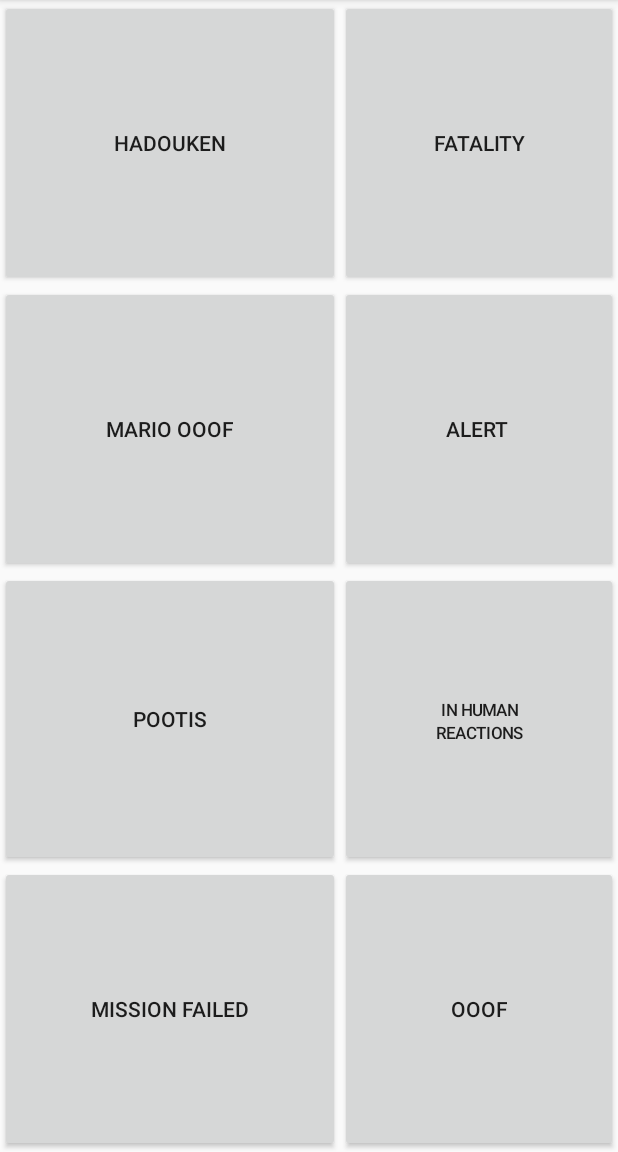
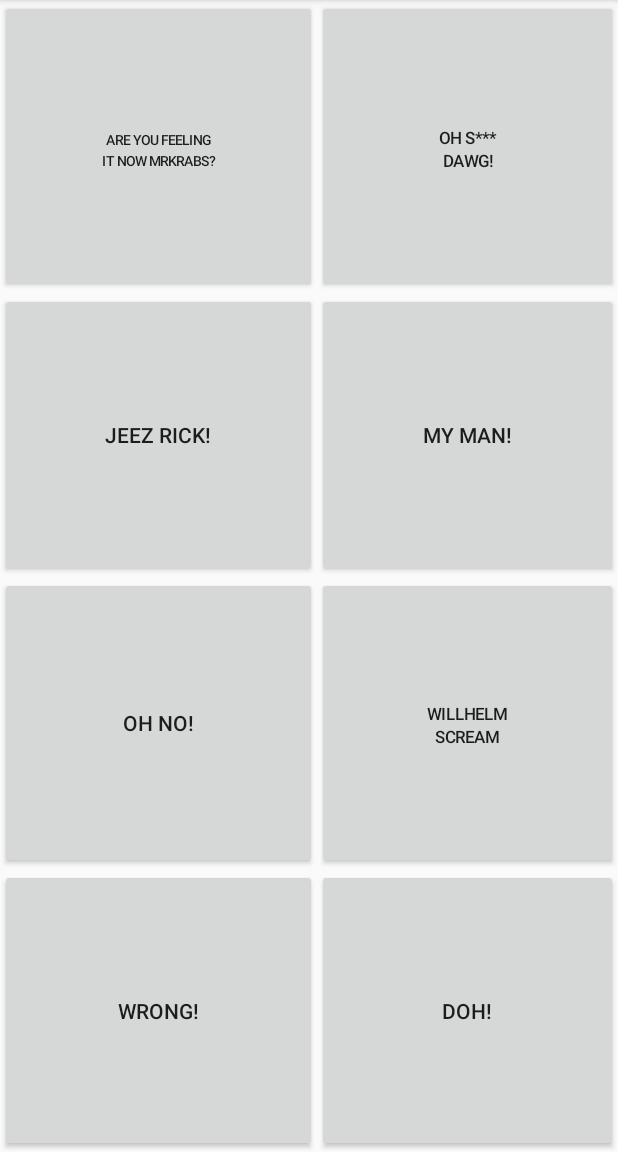
Before and after one commit to EthanPui/Soundboard, an Android app: the TelevisionActivity screen opened directly, with no data from a screen before it, on a phone screen of 412 x 824 dp, the part 84-1236 px from its top. Run offline under Robolectric (Android 15) with nearby library versions, the phone set to English and light mode, and no system bars.

Commit message:
15th Update
TelevisionActivity successfully works

```diff
--- a/app/src/main/java/com/example/soundboard/TelevisionActivity.java
+++ b/app/src/main/java/com/example/soundboard/TelevisionActivity.java
@@ -1,17 +1,93 @@
 package com.example.soundboard;
 
+import android.media.MediaPlayer;
 import android.support.v7.app.AppCompatActivity;
 import android.os.Bundle;
+import android.view.View;
 import android.widget.Button;
 
 public class TelevisionActivity extends AppCompatActivity {
 
-
+    Button wrongBtn, dohBtn, ohshitdawgBtn, mrkrabsBtn, jeezrickBtn, mymanBtn, ohnoBtn, willhelmscreamBtn;
 
     @Override
     protected void onCreate(Bundle savedInstanceState) {
         super.onCreate(savedInstanceState);
         setContentView(R.layout.activity_television);
 
+        wrongBtn = (Button)findViewById(R.id.wrongBtn);
+        dohBtn = (Button)findViewById(R.id.dohBtn);
+        ohshitdawgBtn = (Button)findViewById(R.id.ohshitdawgBtn);
+        mrkrabsBtn = (Button)findViewById(R.id.mrkrabsBtn);
+        jeezrickBtn = (Button)findViewById(R.id.jeezrickBtn);
+        mymanBtn = (Button)findViewById(R.id.mymanBtn);
+        ohnoBtn = (Button)findViewById(R.id.ohnoBtn);
+        willhelmscreamBtn = (Button)findViewById(R.id.willhelmscreamBtn);
+
+        wrongBtn.setOnClickListener(new View.OnClickListener() {
+            @Override
+            public void onClick(View v) {
+                MediaPlayer mp = MediaPlayer.create(TelevisionActivity.this, R.raw.wrong);
+                mp.start();
+
+            }
+        });
+
+        dohBtn.setOnClickListener(new View.OnClickListener() {
+            @Override
+            public void onClick(View v) {
+                MediaPlayer mp = MediaPlayer.create(TelevisionActivity.this, R.raw.doh);
+                mp.start();
+            }
+        });
+
+        ohshitdawgBtn.setOnClickListener(new View.OnClickListener() {
+            @Override
+            public void onClick(View v) {
+                MediaPlayer mp = MediaPlayer.create(TelevisionActivity.this, R.raw.ohshitdawg);
+                mp.start();
+            }
+        });
+
+        mrkrabsBtn.setOnClickListener(new View.OnClickListener() {
+            @Override
+            public void onClick(View v) {
+                MediaPlayer mp = MediaPlayer.create(TelevisionActivity.this, R.raw.mrkrabs);
+                mp.start();
+            }
+        });
+
+        jeezrickBtn.setOnClickListener(new View.OnClickListener() {
+            @Override
+            public void onClick(View v) {
+                MediaPlayer mp = MediaPlayer.create(TelevisionActivity.this, R.raw.jeezrick);
+                mp.start();
+            }
+        });
+
+        mymanBtn.setOnClickListener(new View.OnClickListener() {
+            @Override
+            public void onClick(View v) {
+                MediaPlayer mp = MediaPlayer.create(TelevisionActivity.this, R.raw.myman);
+                mp.start();
+            }
+        });
+
+        ohnoBtn.setOnClickListener(new View.OnClickListener() {
+            @Override
+            public void onClick(View v) {
+                MediaPlayer mp = MediaPlayer.create(TelevisionActivity.this, R.raw.ohno);
+                mp.start();
+            }
+        });
+
+        willhelmscreamBtn.setOnClickListener(new View.OnClickListener() {
+            @Override
+            public void onClick(View v) {
+                MediaPlayer mp = MediaPlayer.create(TelevisionActivity.this, R.raw.wilhelmscream);
+                mp.start();
+            }
+        });
     }
+
 }
--- a/app/src/main/res/layout/activity_television.xml
+++ b/app/src/main/res/layout/activity_television.xml
@@ -12,10 +12,10 @@
         android:layout_height="match_parent" >
 
         <Button
-            android:id="@+id/MissionFailedBtn"
+            android:id="@+id/wrongBtn"
             android:layout_width="wrap_content"
             android:layout_height="wrap_content"
-            android:text="Mission Failed"
+            android:text="Wrong!"
             app:layout_column="0"
             app:layout_columnWeight="1"
             app:layout_gravity="fill"
@@ -23,10 +23,10 @@
             app:layout_rowWeight="1" />
 
         <Button
-            android:id="@+id/OoofBtn"
+            android:id="@+id/dohBtn"
             android:layout_width="wrap_content"
             android:layout_height="wrap_content"
-            android:text="Ooof"
+            android:text="Doh!"
             app:layout_column="1"
             app:layout_columnWeight="1"
             app:layout_gravity="fill"
@@ -34,10 +34,10 @@
             app:layout_rowWeight="1" />
 
         <Button
-            android:id="@+id/fatalityBtn"
+            android:id="@+id/ohshitdawgBtn"
             android:layout_width="wrap_content"
             android:layout_height="wrap_content"
-            android:text="Fatality"
+            android:text="@string/button_text6"
             app:layout_column="1"
             app:layout_columnWeight="1"
             app:layout_gravity="fill"
@@ -45,10 +45,10 @@
             app:layout_rowWeight="1" />
 
         <Button
-            android:id="@+id/hadoukenBtn"
+            android:id="@+id/mrkrabsBtn"
             android:layout_width="wrap_content"
             android:layout_height="wrap_content"
-            android:text="Hadouken"
+            android:text="@string/button_text7"
             app:layout_column="0"
             app:layout_columnWeight="1"
             app:layout_gravity="fill"
@@ -56,10 +56,10 @@
             app:layout_rowWeight="1" />
 
         <Button
-            android:id="@+id/marioooofBtn"
+            android:id="@+id/jeezrickBtn"
             android:layout_width="wrap_content"
             android:layout_height="wrap_content"
-            android:text="Mario ooof"
+            android:text="Jeez Rick!"
             app:layout_column="0"
             app:layout_columnWeight="1"
             app:layout_gravity="fill"
@@ -67,10 +67,10 @@
             app:layout_rowWeight="1" />
 
         <Button
-            android:id="@+id/metalgearsolidalertBtn"
+            android:id="@+id/mymanBtn"
             android:layout_width="wrap_content"
             android:layout_height="wrap_content"
-            android:text="Alert "
+            android:text="My man!"
             app:layout_column="1"
             app:layout_columnWeight="1"
             app:layout_gravity="fill"
@@ -78,10 +78,10 @@
             app:layout_rowWeight="1" />
 
         <Button
-            android:id="@+id/pootisBtn"
+            android:id="@+id/ohnoBtn"
             android:layout_width="wrap_content"
             android:layout_height="wrap_content"
-            android:text="Pootis"
+            android:text="Oh No!"
             app:layout_column="0"
             app:layout_columnWeight="1"
             app:layout_gravity="fill"
@@ -89,10 +89,10 @@
             app:layout_rowWeight="1" />
 
         <Button
-            android:id="@+id/inhumanreactionsBtn"
+            android:id="@+id/willhelmscreamBtn"
             android:layout_width="wrap_content"
             android:layout_height="wrap_content"
-            android:text="@string/button_text5"
+            android:text="@string/button_text8"
             app:layout_column="1"
             app:layout_columnWeight="1"
             app:layout_gravity="fill"
--- a/app/src/main/res/values/strings.xml
+++ b/app/src/main/res/values/strings.xml
@@ -2,9 +2,12 @@
     <string name="app_name">Soundboard</string>
 
     <string name="Button_text"><font size="10">Hello Darkness</font>\n\<font size="10">My Old Friend</font></string>
-    <string name="Button_text1"><font size="9">It Was At This Moment </font>\n\<font size="9">He knew, He Had F***** Up</font></string>
+    <string name="Button_text1"><font size="9">It Was At This Moment </font>\n\<font size="9">That He Knew, He Had F***** Up</font></string>
     <string name="button_text2"><font size="12">To Be</font>\n\<font size="12">Continued...</font></string>
     <string name="button_text3"><font size="11">Running in</font>\n\<font size="11">The 90s</font></string>
     <string name="button_text4"><font size="11">Click for</font>\n\<font size="11">Free Food!</font></string>
     <string name="button_text5"><font size="11">In human</font>\n\<font size="11">Reactions</font></string>
+    <string name="button_text6"><font size="11">Oh S***</font>\n\<font size="11">Dawg!</font></string>
+    <string name="button_text7"><font size="9">Are you feeling</font>\n\<font size="9">it now mrkrabs?</font></string>
+    <string name="button_text8"><font size="11">Willhelm</font>\n\<font size="11">Scream</font></string>
 </resources>
```
Also changed, not shown: 8 other files.
